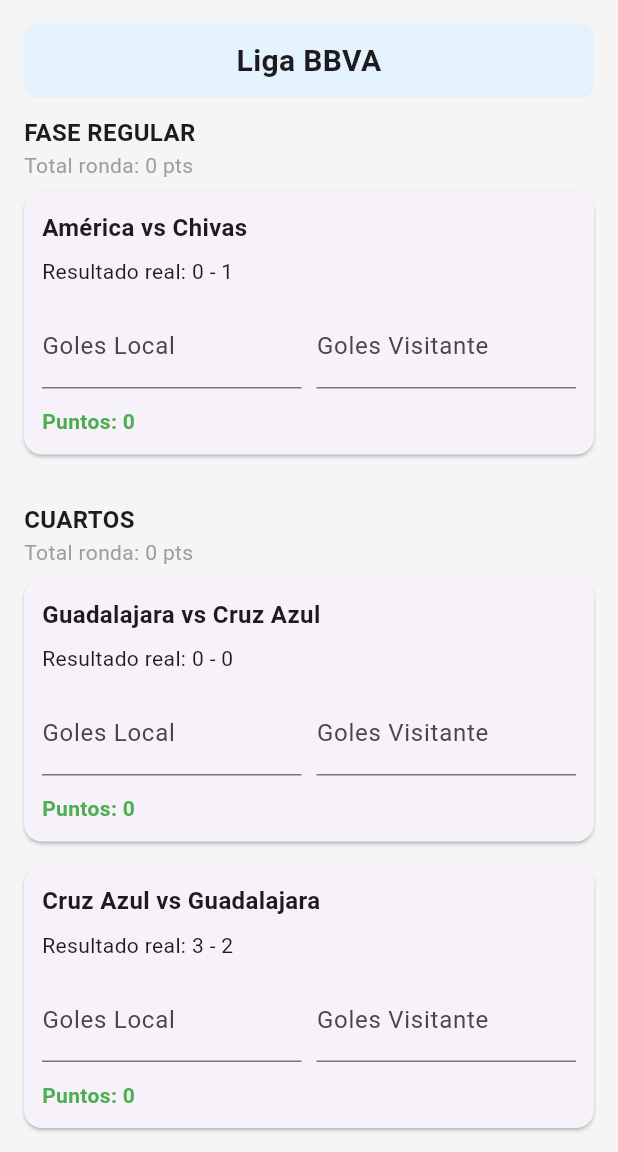
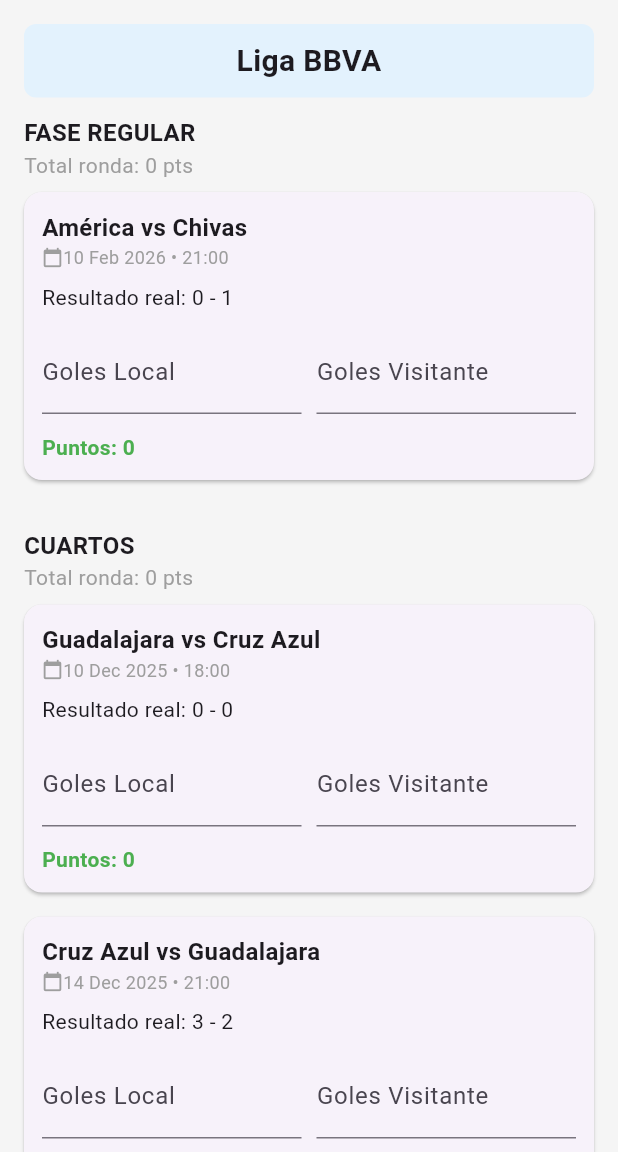
Before and after one commit to Leonnomar/pronosbrous-app, a Flutter app: the screen it shows after launch, on a phone screen of 412 x 824 dp, the part 84-1236 px from its top. Run offline on Flutter 3.47's test engine with Material 3 defaults, Android fonts, the phone set to English and light mode, and no system bars.

Commit message:
Poniendo las fechas a los partidos

```diff
--- a/lib/main.dart
+++ b/lib/main.dart
@@ -1,5 +1,6 @@
 import 'package:flutter/services.dart';
 import 'package:flutter/material.dart';
+import 'package:intl/intl.dart';
 import 'models/partido.dart';
 import 'models/prediccion.dart';
 import 'models/serie_eliminatoria.dart';
@@ -66,6 +67,7 @@
       golesLocal: 0,
       golesVisitante: 1,
       fase: "Jornada 6",
+      fechaHora: DateTime(2026, 2, 10, 21, 0),
     ),
     Partido(
       torneo: "La Liga",
@@ -74,6 +76,7 @@
       golesLocal: 1,
       golesVisitante: 3,
       fase: "Jornada 28",
+      fechaHora: DateTime(2026, 4, 10, 13, 0),
     ),
     Partido(
       torneo: "Champions League",
@@ -85,6 +88,7 @@
       ronda: RondaEliminatoria.cuartos,
       serieId: "serie1",
       esVuelta: false,
+      fechaHora: DateTime(2026, 3, 10, 13, 0),
     ),
     Partido(
       torneo: "Champions League",
@@ -97,6 +101,7 @@
       serieId: "serie1",
       esVuelta: true,
       fueAPenales: false,
+      fechaHora: DateTime(2026, 4, 10, 13, 0),
     ),
     Partido(
       torneo: "Champions League",
@@ -108,7 +113,7 @@
       ronda: RondaEliminatoria.finalRonda,
       serieId: "final1",
       esVuelta: false,
-
+      fechaHora: DateTime(2025, 8, 31, 13, 0),
     ),
     Partido(
       torneo: "CONCACAF Champions Cup",
@@ -120,6 +125,7 @@
       ronda: RondaEliminatoria.cuartos,
       serieId: "serieConcacaf",
       esVuelta: false,
+      fechaHora: DateTime(2026, 1, 10, 19, 0),
     ),
     Partido(
       torneo: "CONCACAF Champions Cup",
@@ -132,6 +138,7 @@
       serieId: "serieConcacaf",
       esVuelta: true,
       fueAPenales: false,
+      fechaHora: DateTime(2026, 2, 10, 19, 0),
     ),
     Partido(
       torneo: "Liga BBVA",
@@ -143,6 +150,7 @@
       ronda: RondaEliminatoria.cuartos,
       serieId: "liguilla_cuartos_1",
       esVuelta: false,
+      fechaHora: DateTime(2025, 12, 10, 18, 0),
     ),
     Partido(
       torneo: "Liga BBVA",
@@ -155,6 +163,7 @@
       serieId: "liguilla_cuartos_1",
       esVuelta: true,
       fueAPenales: false,
+      fechaHora: DateTime(2025, 12, 14, 21, 0),
     )
   ];
 
@@ -523,6 +532,13 @@
       clasificadoPredicho = obtenerClasificadoPredicho(partido.serieId!);
     }
 
+    String fechaFormateada = "";
+
+    if (partido.fechaHora != null) {
+      final fecha = partido.fechaHora!;
+      fechaFormateada = DateFormat("dd MMM yyyy • HH:mm").format(fecha);
+    }
+
     return Card(
       margin: const EdgeInsets.only(bottom: 16),
       child: Padding(
@@ -536,6 +552,20 @@
                 fontWeight: FontWeight.bold,
                 fontSize: 16,
               ),
+            ),
+
+            Row(
+              children: [
+                const Icon(Icons.calendar_today, size: 14, color: Colors.grey),
+                const SizedBox(height: 4),
+                Text(
+                  fechaFormateada,
+                  style: const TextStyle(
+                    color: Colors.grey,
+                    fontSize: 12,
+                  ),
+                ),
+              ],
             ),
 
             const SizedBox(height: 8),
--- a/lib/models/partido.dart
+++ b/lib/models/partido.dart
@@ -28,6 +28,7 @@
     final TipoEliminatoria tipoEliminatoria;
     final bool fueAPenales;
     final String? ganadorPenalesReal;
+    final DateTime? fechaHora;
 
     Partido({
         required this.torneo,
@@ -46,6 +47,8 @@
         this.tipoEliminatoria = TipoEliminatoria.ninguna,
         this.fueAPenales = false,
         this.ganadorPenalesReal,
+
+        this.fechaHora,
     });
 
     bool get esEmpate => golesLocal == golesVisitante;
--- a/pubspec.yaml
+++ b/pubspec.yaml
@@ -28,6 +28,7 @@
 # the latest version available on pub.dev. To see which dependencies have newer
 # versions available, run `flutter pub outdated`.
 dependencies:
+  intl: ^0.18.0
   flutter:
     sdk: flutter
 
```
Also changed, not shown: pubspec.lock.
